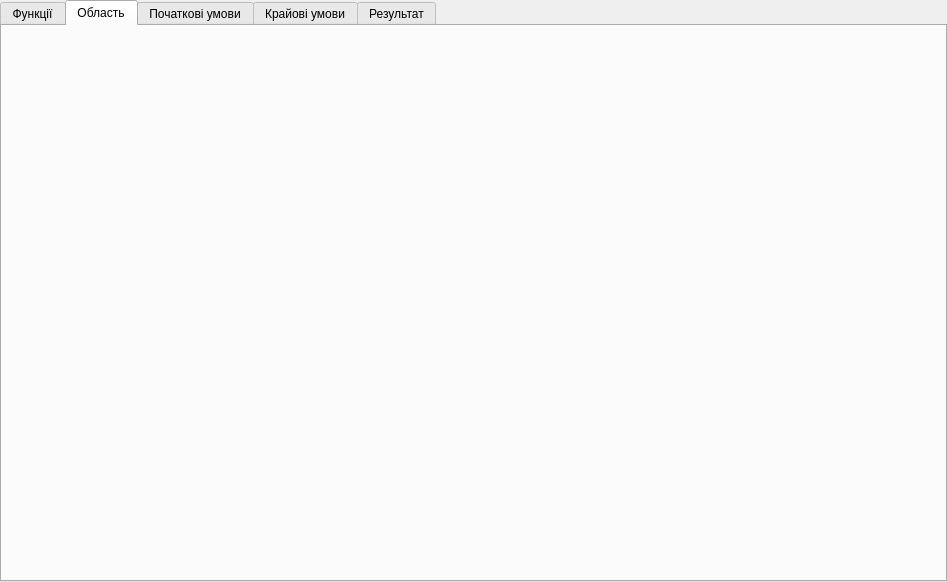
Above: tabwidget.ui from Lamzin/math-modeling before the change. Below: the same form after it.
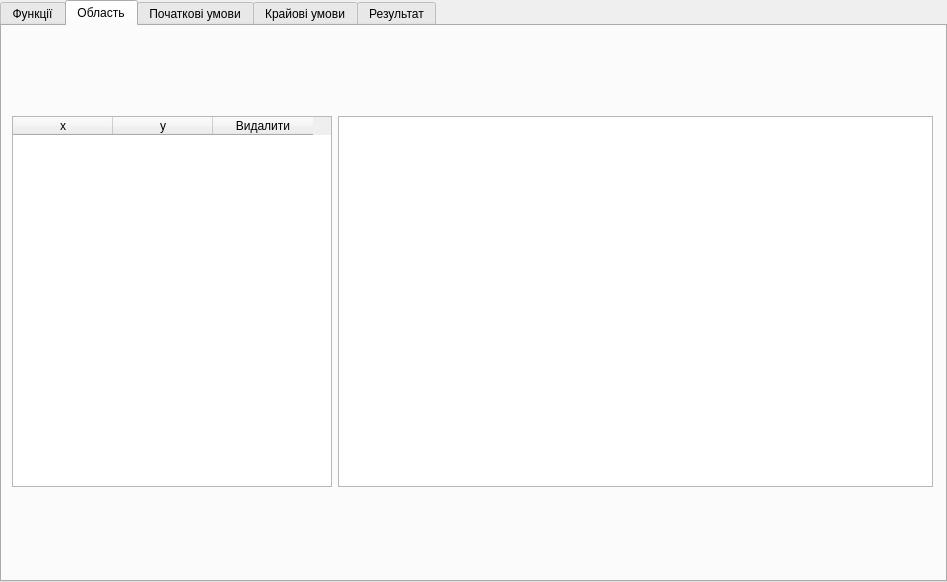
That is the form after the change. The open tabs and pages were chosen to show the change.

What changed in the file:
```diff
--- a/tabwidget.ui
+++ b/tabwidget.ui
@@ -183,6 +183,68 @@
    <attribute name="title">
     <string>Область</string>
    </attribute>
+   <widget class="QWidget" name="horizontalLayoutWidget_2">
+    <property name="geometry">
+     <rect>
+      <x>10</x>
+      <y>90</y>
+      <width>921</width>
+      <height>371</height>
+     </rect>
+    </property>
+    <layout class="QHBoxLayout" name="horizontalLayout_2">
+     <item>
+      <widget class="QTableWidget" name="tableWidget">
+       <property name="sizePolicy">
+        <sizepolicy hsizetype="Fixed" vsizetype="Expanding">
+         <horstretch>0</horstretch>
+         <verstretch>0</verstretch>
+        </sizepolicy>
+       </property>
+       <property name="maximumSize">
+        <size>
+         <width>320</width>
+         <height>16777215</height>
+        </size>
+       </property>
+       <property name="rowCount">
+        <number>0</number>
+       </property>
+       <property name="columnCount">
+        <number>3</number>
+       </property>
+       <column>
+        <property name="text">
+         <string>x</string>
+        </property>
+       </column>
+       <column>
+        <property name="text">
+         <string>y</string>
+        </property>
+       </column>
+       <column>
+        <property name="text">
+         <string>Видалити</string>
+        </property>
+       </column>
+      </widget>
+     </item>
+     <item>
+      <widget class="QGraphicsView" name="graphicsView">
+       <property name="sizePolicy">
+        <sizepolicy hsizetype="Minimum" vsizetype="Expanding">
+         <horstretch>0</horstretch>
+         <verstretch>0</verstretch>
+        </sizepolicy>
+       </property>
+       <property name="mouseTracking">
+        <bool>true</bool>
+       </property>
+      </widget>
+     </item>
+    </layout>
+   </widget>
   </widget>
   <widget class="QWidget" name="tab3">
    <attribute name="title">
```
Left out of the diff: 2 changed lines with no effect on the pictures.
